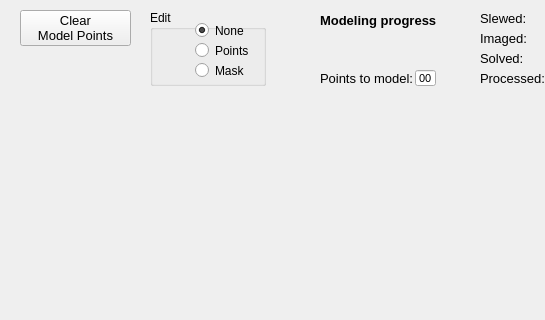
Old version of the form mountwizzard/gui/hemisphere_dialog_ui.ui in the repository sayitfast/MountWizzard3; both pictures show x 0 to 545 and y 0 to 320 of the 791 by 641 pixel window.
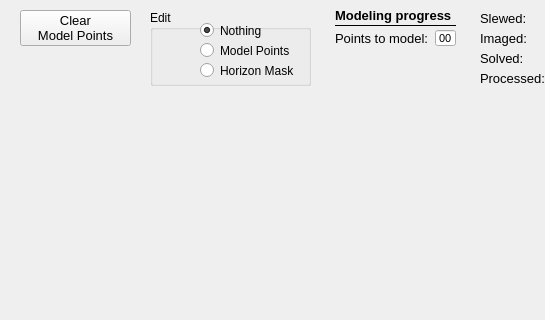
New version of the form.

```diff
--- a/mountwizzard/gui/hemisphere_dialog_ui.ui
+++ b/mountwizzard/gui/hemisphere_dialog_ui.ui
@@ -77,7 +77,7 @@
     <rect>
      <x>150</x>
      <y>10</y>
-     <width>116</width>
+     <width>161</width>
      <height>76</height>
     </rect>
    </property>
@@ -87,14 +87,14 @@
    <widget class="QRadioButton" name="btn_editNone">
     <property name="geometry">
      <rect>
-      <x>45</x>
+      <x>50</x>
       <y>10</y>
-      <width>61</width>
+      <width>106</width>
       <height>21</height>
      </rect>
     </property>
     <property name="text">
-     <string>None</string>
+     <string>Nothing</string>
     </property>
     <property name="checked">
      <bool>true</bool>
@@ -103,27 +103,27 @@
    <widget class="QRadioButton" name="btn_editModelPoints">
     <property name="geometry">
      <rect>
-      <x>45</x>
+      <x>50</x>
       <y>30</y>
-      <width>71</width>
+      <width>106</width>
       <height>21</height>
      </rect>
     </property>
     <property name="text">
-     <string>Points</string>
+     <string>Model Points</string>
     </property>
    </widget>
    <widget class="QRadioButton" name="btn_editHorizonMask">
     <property name="geometry">
      <rect>
-      <x>45</x>
+      <x>50</x>
       <y>50</y>
-      <width>61</width>
+      <width>106</width>
       <height>21</height>
      </rect>
     </property>
     <property name="text">
-     <string>Mask</string>
+     <string>Horizon Mask</string>
     </property>
    </widget>
   </widget>
@@ -458,8 +458,8 @@
   <widget class="QLineEdit" name="le_numberPointsToModel">
    <property name="geometry">
     <rect>
-     <x>415</x>
-     <y>70</y>
+     <x>435</x>
+     <y>30</y>
      <width>21</width>
      <height>16</height>
     </rect>
@@ -500,9 +500,9 @@
   <widget class="QLabel" name="label_59">
    <property name="geometry">
     <rect>
-     <x>320</x>
-     <y>70</y>
-     <width>106</width>
+     <x>335</x>
+     <y>30</y>
+     <width>96</width>
      <height>16</height>
     </rect>
    </property>
@@ -521,8 +521,8 @@
   <widget class="QLabel" name="label_149">
    <property name="geometry">
     <rect>
-     <x>320</x>
-     <y>10</y>
+     <x>335</x>
+     <y>5</y>
      <width>126</width>
      <height>21</height>
     </rect>
@@ -538,6 +538,27 @@
     <string>Modeling progress</string>
    </property>
   </widget>
+  <widget class="Line" name="line_78">
+   <property name="geometry">
+    <rect>
+     <x>335</x>
+     <y>25</y>
+     <width>121</width>
+     <height>1</height>
+    </rect>
+   </property>
+   <property name="font">
+    <font>
+     <pointsize>10</pointsize>
+    </font>
+   </property>
+   <property name="frameShadow">
+    <enum>QFrame::Plain</enum>
+   </property>
+   <property name="orientation">
+    <enum>Qt::Horizontal</enum>
+   </property>
+  </widget>
   <zorder>hemisphereBackground</zorder>
   <zorder>hemisphere</zorder>
   <zorder>btn_deletePoints</zorder>
```
Left out of the diff: 1 changed line with no effect on the pictures.
